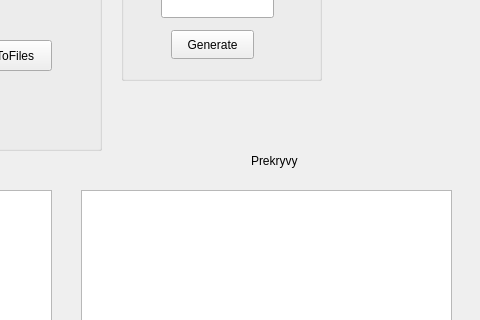
Above: mainwindow.ui from kotvaldo/aus_2_gui before the change; both pictures show x 819 to 1299 and y 259 to 579 of the 1299 by 667 pixel window. Below: the same form after it.
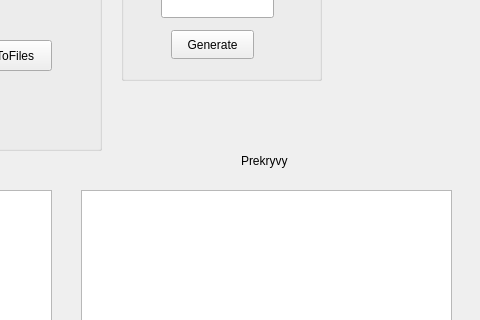
That is the form after the change.

```diff
--- a/mainwindow.ui
+++ b/mainwindow.ui
@@ -544,7 +544,7 @@
    <widget class="QLabel" name="label_24">
     <property name="geometry">
      <rect>
-      <x>1070</x>
+      <x>1060</x>
       <y>390</y>
       <width>51</width>
       <height>21</height>
```
